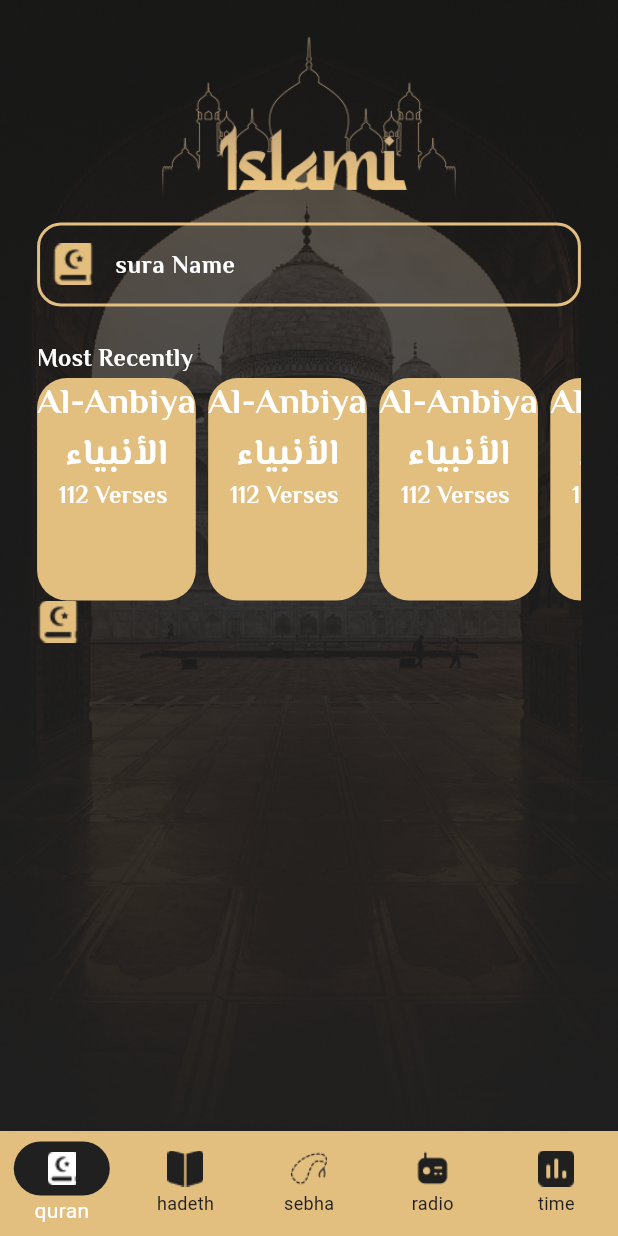
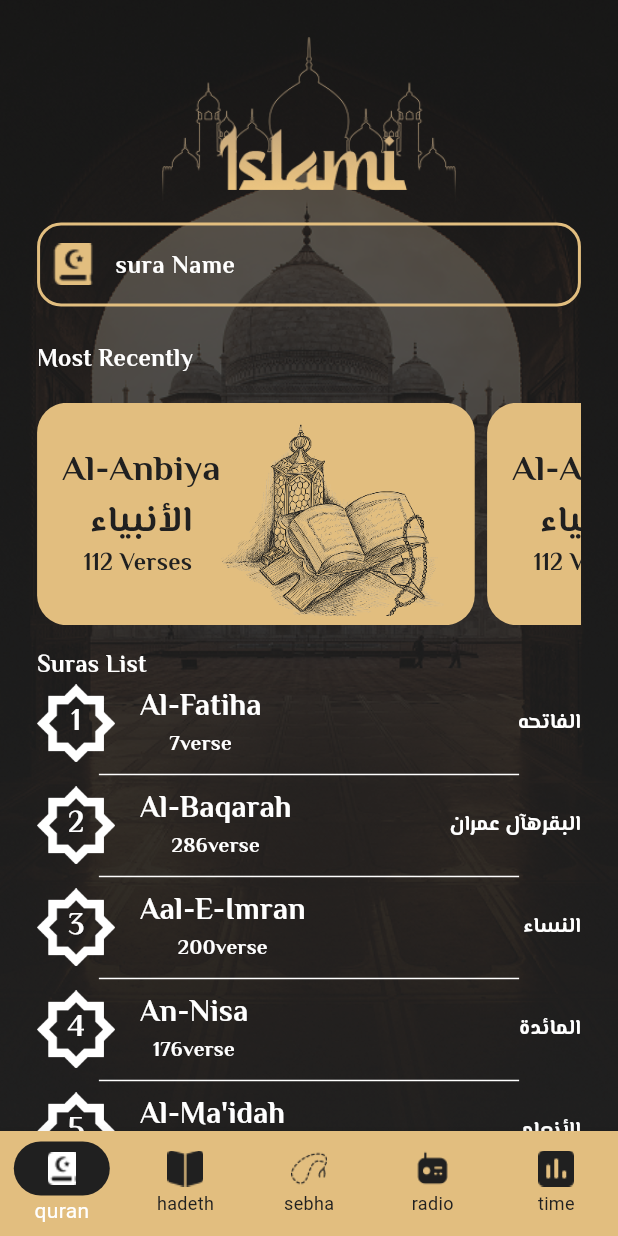
Before and after one commit to mo-el-abasy/islami_app, a Flutter app: the homescreen screen opened by its route, on a phone screen of 412 x 824 dp. Run offline on Flutter 3.47's test engine with Material 3 defaults, Android fonts, the phone set to English and light mode, and no system bars; our stand-ins replace google_fonts, introduction_screen.

```diff
--- /dev/null
+++ b/lib/ui/home/tabs/QuranTab/SuraItem.dart
@@ -0,0 +1,51 @@
+import 'package:flutter/material.dart';
+import 'package:islami_app/ui/home/tabs/QuranTab/quranresorce.dart';
+import 'package:islami_app/utils/AppStyle.dart';
+import 'package:islami_app/utils/Appassets.dart';
+
+class Suraitem extends StatelessWidget {
+  int index;
+
+  Suraitem({super.key, required this.index});
+
+  @override
+  Widget build(BuildContext context) {
+    var height = MediaQuery.of(context).size.height;
+    var width = MediaQuery.of(context).size.width;
+    return Row(
+      children: [
+        Stack(
+          alignment: Alignment.center,
+          children: [
+            Image.asset(Appassets.suraitem),
+            Text(
+              '${index + 1}',
+              style: AppStyle.bold20white,
+            ),
+          ],
+        ),
+        SizedBox(
+          width: width * 0.04,
+        ),
+        Column(
+          mainAxisAlignment: MainAxisAlignment.start,
+          children: [
+            Text(
+              quranresorce.englishQuranSuraList[index],
+              style: AppStyle.bold20white,
+            ),
+            Text(
+              '${quranresorce.versesCountList[index]}verse',
+              style: AppStyle.bold14white,
+            ),
+          ],
+        ),
+        Spacer(),
+        Text(
+          quranresorce.arabicQuranSuraList[index],
+          style: AppStyle.bold14white,
+        ),
+      ],
+    );
+  }
+}
--- a/lib/ui/home/tabs/QuranTab/quran.dart
+++ b/lib/ui/home/tabs/QuranTab/quran.dart
@@ -1,4 +1,5 @@
 import 'package:flutter/material.dart';
+import 'package:islami_app/ui/home/tabs/QuranTab/SuraItem.dart';
 import 'package:islami_app/utils/AppStyle.dart';
 import 'package:islami_app/utils/App_color.dart';
 import 'package:islami_app/utils/Appassets.dart';
@@ -30,12 +31,14 @@ class qurantab extends StatelessWidget {
             "Most Recently ",
             style: AppStyle.bold16white,
           ),
+          SizedBox(height: height * 0.02),
           SizedBox(
             height: height * 0.18,
             child: ListView.separated(
                 scrollDirection: Axis.horizontal,
                 itemBuilder: (context, index) {
                   return Container(
+                    padding: EdgeInsets.symmetric(horizontal: width * 0.04),
                     decoration: BoxDecoration(
                       color: App_Color.primarycolor,
                       borderRadius: BorderRadius.circular(20),
@@ -43,6 +46,7 @@ class qurantab extends StatelessWidget {
                     child: Row(
                       children: [
                         Column(
+                          mainAxisAlignment: MainAxisAlignment.center,
                           children: [
                             Text(
                               "Al-Anbiya",
@@ -58,6 +62,7 @@ class qurantab extends StatelessWidget {
                             ),
                           ],
                         ),
+                        Image.asset(Appassets.mostrecently),
                       ],
                     ),
                   );
@@ -66,7 +71,27 @@ class qurantab extends StatelessWidget {
                     SizedBox(width: width * 0.02),
                 itemCount: 10),
           ),
-          Image.asset(Appassets.iconsearch)
+          SizedBox(height: height * 0.02),
+          Text(
+            "Suras List",
+            style: AppStyle.bold16white,
+          ),
+          Expanded(
+            child: ListView.separated(
+                itemBuilder: (context, index) {
+                  return Suraitem(
+                    index: index,
+                  );
+                },
+                separatorBuilder: (context, index) {
+                  return Divider(
+                    color: App_Color.whitecolor,
+                    endIndent: width * 0.10,
+                    indent: width * 0.10,
+                  );
+                },
+                itemCount: 114),
+          ),
         ],
       ),
     );
--- /dev/null
+++ b/lib/ui/home/tabs/QuranTab/quranresorce.dart
@@ -0,0 +1,350 @@
+class quranresorce {
+  static List<String> arabicQuranSuraList = [
+    "الفاتحه",
+    "البقره"
+        "آل عمران",
+    "النساء",
+    "المائدة",
+    "الأنعام",
+    "الأعراف",
+    "الأنفال",
+    "التوبة",
+    "يونس",
+    "هود",
+    "يوسف",
+    "الرعد",
+    "إبراهيم",
+    "الحجر",
+    "النحل",
+    "الإسراء",
+    "الكهف",
+    "مريم",
+    "طه",
+    "الأنبياء",
+    "الحج",
+    "المؤمنون",
+    "النور",
+    "الفرقان",
+    "الشعراء",
+    "النمل",
+    "القصص",
+    "العنكبوت",
+    "الروم",
+    "لقمان",
+    "السجدة",
+    "الأحزاب",
+    "سبأ",
+    "فاطر",
+    "يس",
+    "الصافات",
+    "ص",
+    "الزمر",
+    "غافر",
+    "فصلت",
+    "الشورى",
+    "الزخرف",
+    "الدخان",
+    "الجاثية",
+    "الأحقاف",
+    "محمد",
+    "الفتح",
+    "الحجرات",
+    "ق",
+    "الذاريات",
+    "الطور",
+    "النجم",
+    "القمر",
+    "الرحمن",
+    "الواقعة",
+    "الحديد",
+    "المجادلة",
+    "الحشر",
+    "الممتحنة",
+    "الصف",
+    "الجمعة",
+    "المنافقون",
+    "التغابن",
+    "الطلاق",
+    "التحريم",
+    "الملك",
+    "القلم",
+    "الحاقة",
+    "المعارج",
+    "نوح",
+    "الجن",
+    "المزمل",
+    "المدثر",
+    "القيامة",
+    "الإنسان",
+    "المرسلات",
+    "النبأ",
+    "النازعات",
+    "عبس",
+    "التكوير",
+    "الانفطار",
+    "المطففين",
+    "الانشقاق",
+    "البروج",
+    "الطارق",
+    "الأعلى",
+    "الغاشية",
+    "الفجر",
+    "البلد",
+    "الشمس",
+    "الليل",
+    "الضحى",
+    "الشرح",
+    "التين",
+    "العلق",
+    "القدر",
+    "البينة",
+    "الزلزلة",
+    "العاديات",
+    "القارعة",
+    "التكاثر",
+    "العصر",
+    "الهمزة",
+    "الفيل",
+    "قريش",
+    "الماعون",
+    "الكوثر",
+    "الكافرون",
+    "النصر",
+    "المسد",
+    "الإخلاص",
+    "الفلق",
+    "الناس",
+  ];
+  static List<String> englishQuranSuraList = [
+    "Al-Fatiha",
+    "Al-Baqarah",
+    "Aal-E-Imran",
+    "An-Nisa",
+    "Al-Ma'idah",
+    "Al-An'am",
+    "Al-A'raf",
+    "Al-Anfal",
+    "At-Tawbah",
+    "Yunus",
+    "Hud",
+    "Yusuf",
+    "Ar-Ra'd",
+    "Ibrahim",
+    "Al-Hijr",
+    "An-Nahl",
+    "Al-Isra",
+    "Al-Kahf",
+    "Maryam",
+    "Ta-Ha",
+    "Al-Anbiya",
+    "Al-Hajj",
+    "Al-Mu'minun",
+    "An-Nur",
+    "Al-Furqan",
+    "Ash-Shu'ara",
+    "An-Naml",
+    "Al-Qasas",
+    "Al-Ankabut",
+    "Ar-Rum",
+    "Luqman",
+    "As-Sajdah",
+    "Al-Ahzab",
+    "Saba",
+    "Fatir",
+    "Ya-Sin",
+    "As-Saffat",
+    "Sad",
+    "Az-Zumar",
+    "Ghafir",
+    "Fussilat",
+    "Ash-Shura",
+    "Az-Zukhruf",
+    "Ad-Dukhan",
+    "Al-Jathiyah",
+    "Al-Ahqaf",
+    "Muhammad",
+    "Al-Fath",
+    "Al-Hujurat",
+    "Qaf",
+    "Adh-Dhariyat",
+    "At-Tur",
+    "An-Najm",
+    "Al-Qamar",
+    "Ar-Rahman",
+    "Al-Waqi'ah",
+    "Al-Hadid",
+    "Al-Mujadila",
+    "Al-Hashr",
+    "Al-Mumtahanah",
+    "As-Saff",
+    "Al-Jumu'ah",
+    "Al-Munafiqun",
+    "At-Taghabun",
+    "At-Talaq",
+    "At-Tahrim",
+    "Al-Mulk",
+    "Al-Qalam",
+    "Al-Haqqah",
+    "Al-Ma'arij",
+    "Nuh",
+    "Al-Jinn",
+    "Al-Muzzammil",
+    "Al-Muddathir",
+    "Al-Qiyamah",
+    "Al-Insan",
+    "Al-Mursalat",
+    "An-Naba",
+    "An-Nazi'at",
+    "Abasa",
+    "At-Takwir",
+    "Al-Infitar",
+    "Al-Mutaffifin",
+    "Al-Inshiqaq",
+    "Al-Buruj",
+    "At-Tariq",
+    "Al-A'la",
+    "Al-Ghashiyah",
+    "Al-Fajr",
+    "Al-Balad",
+    "Ash-Shams",
+    "Al-Layl",
+    "Ad-Duha",
+    "Ash-Sharh",
+    "At-Tin",
+    "Al-Alaq",
+    "Al-Qadr",
+    "Al-Bayyinah",
+    "Az-Zalzalah",
+    "Al-Adiyat",
+    "Al-Qari'ah",
+    "At-Takathur",
+    "Al-Asr",
+    "Al-Humazah",
+    "Al-Fil",
+    "Quraysh",
+    "Al-Ma'un",
+    "Al-Kawthar",
+    "Al-Kafirun",
+    "An-Nasr",
+    "Al-Masad",
+    "Al-Ikhlas",
+    "Al-Falaq",
+    "An-Nas",
+  ];
+  static List<int> versesCountList = [
+    7,
+    286,
+    200,
+    176,
+    120,
+    165,
+    206,
+    75,
+    129,
+    109,
+    123,
+    111,
+    43,
+    52,
+    99,
+    128,
+    111,
+    110,
+    98,
+    135,
+    112,
+    78,
+    118,
+    64,
+    77,
+    227,
+    93,
+    88,
+    69,
+    60,
+    34,
+    30,
+    73,
+    54,
+    45,
+    83,
+    182,
+    88,
+    75,
+    85,
+    54,
+    53,
+    89,
+    59,
+    37,
+    35,
+    38,
+    29,
+    18,
+    45,
+    60,
+    49,
+    62,
+    55,
+    78,
+    96,
+    29,
+    22,
+    24,
+    13,
+    14,
+    11,
+    11,
+    18,
+    12,
+    12,
+    30,
+    52,
+    52,
+    44,
+    28,
+    28,
+    20,
+    56,
+    40,
+    31,
+    50,
+    40,
+    46,
+    42,
+    29,
+    19,
+    36,
+    25,
+    22,
+    17,
+    19,
+    26,
+    30,
+    20,
+    15,
+    21,
+    11,
+    8,
+    8,
+    19,
+    5,
+    8,
+    8,
+    11,
+    11,
+    8,
+    3,
+    9,
+    5,
+    4,
+    7,
+    3,
+    6,
+    3,
+    5,
+    4,
+    5,
+    6,
+  ];
+}
--- a/lib/utils/AppStyle.dart
+++ b/lib/utils/AppStyle.dart
@@ -11,11 +11,21 @@ class AppStyle {
   static final TextStyle bold24black = GoogleFonts.elMessiri(
     fontSize: 24,
     fontWeight: FontWeight.bold,
-    color: App_Color.whitecolor,
+    color: App_Color.blackcolor,
   );
   static final TextStyle bold16black = GoogleFonts.elMessiri(
     fontSize: 16,
     fontWeight: FontWeight.bold,
+    color: App_Color.blackcolor,
+  );
+  static final TextStyle bold20white = GoogleFonts.elMessiri(
+    fontSize: 20,
+    fontWeight: FontWeight.bold,
+    color: App_Color.whitecolor,
+  );
+  static final TextStyle bold14white = GoogleFonts.elMessiri(
+    fontSize: 14,
+    fontWeight: FontWeight.bold,
     color: App_Color.whitecolor,
   );
 }
--- a/lib/utils/Appassets.dart
+++ b/lib/utils/Appassets.dart
@@ -16,4 +16,6 @@ class Appassets {
   static const String hadethbg = "assets/images/hadethbg.png";
   static const String timebg = "assets/images/timebg.png";
   static const String iconsearch = "assets/images/iconsearch.png";
+  static const String mostrecently = "assets/images/mostrecently.png";
+  static const String suraitem = "assets/images/suraitem.png";
 }
```
Also changed, not shown: assets/images/2.0x/mostrecently.png (added), assets/images/2.0x/suraitem.png (added), assets/images/3.0x/mostrecently.png (added), assets/images/3.0x/suraitem.png (added), assets/images/mostrecently.png (added), assets/images/suraitem.png (added).
